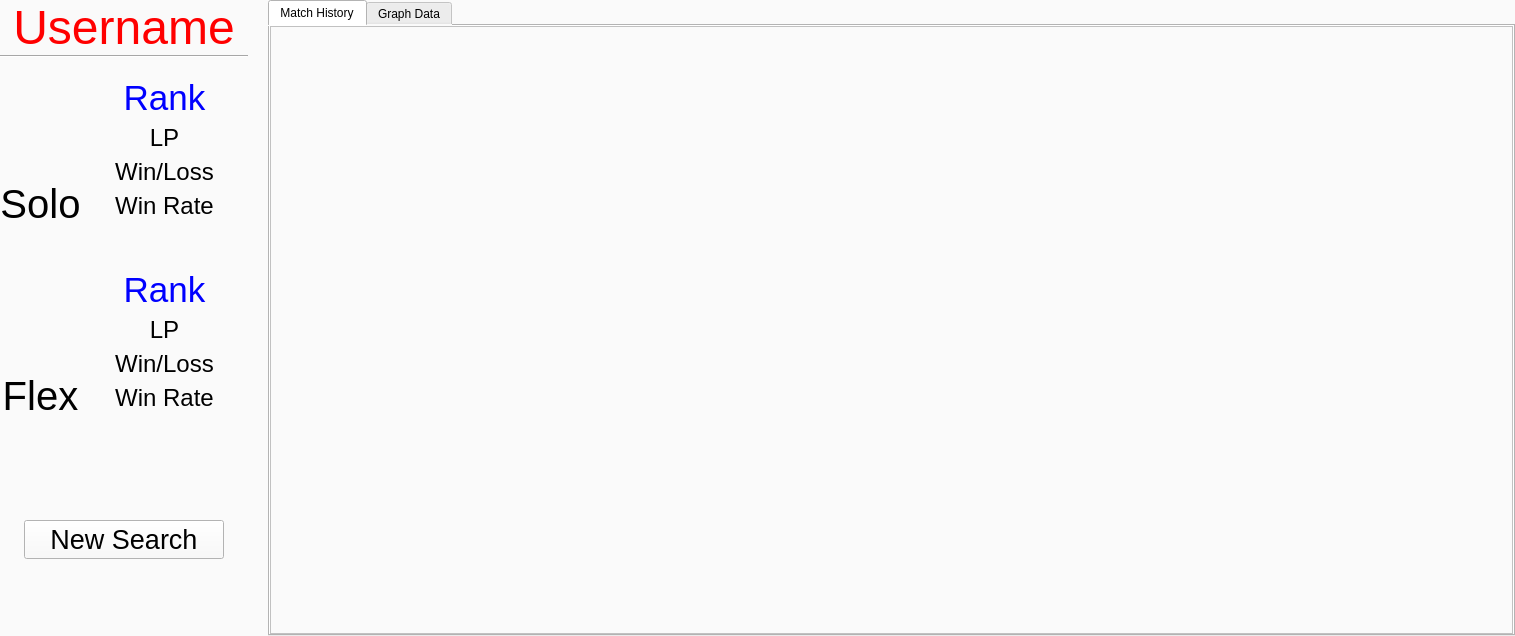
Qt form lolstats.ui (Wardrium/LoLStats) before a commit.
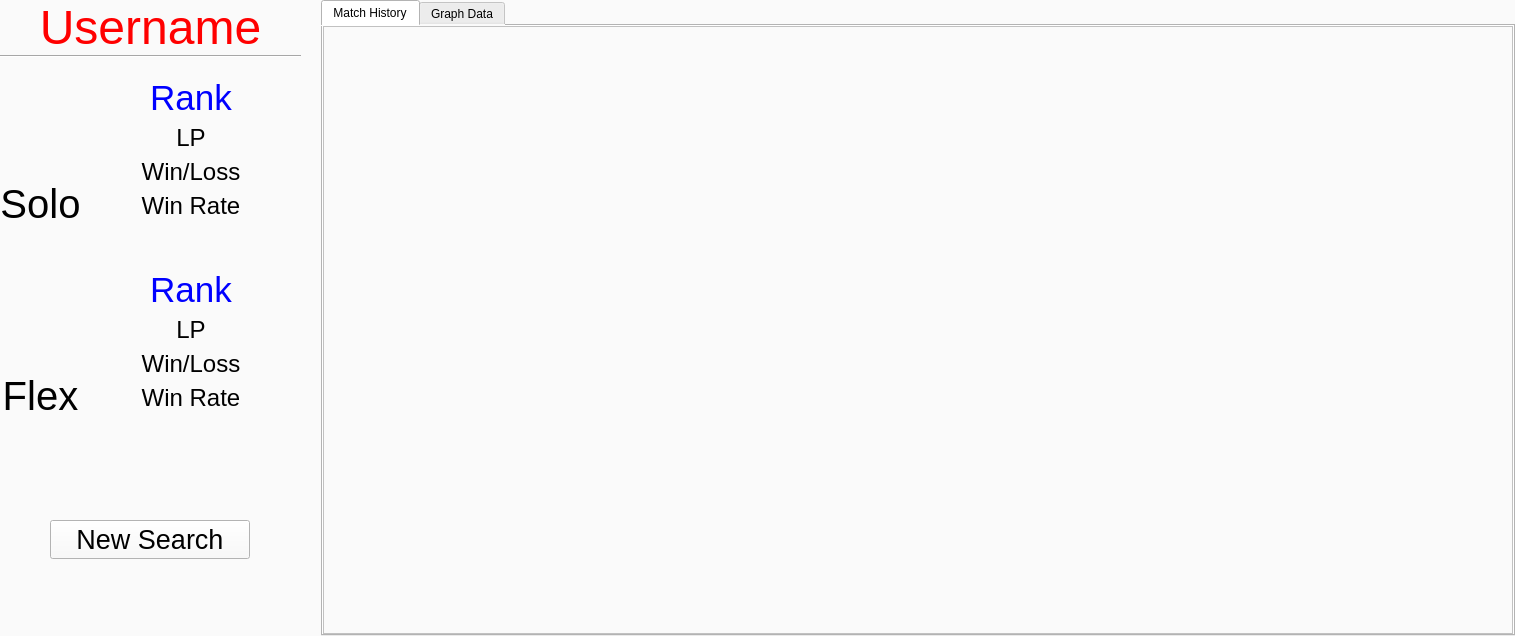
The same form after that commit. The open tabs and pages were chosen to show the change. Icons and pictures are not drawn.

The edit to the form file:
```diff
--- a/lolstats.ui
+++ b/lolstats.ui
@@ -320,19 +320,19 @@
                        <widget class="QLabel" name="soloRankLabel">
                         <property name="minimumSize">
                          <size>
-                          <width>167</width>
+                          <width>220</width>
                           <height>0</height>
                          </size>
                         </property>
                         <property name="maximumSize">
                          <size>
-                          <width>167</width>
+                          <width>220</width>
                           <height>16777215</height>
                          </size>
                         </property>
                         <property name="font">
                          <font>
-                          <pointsize>30</pointsize>
+                          <pointsize>28</pointsize>
                          </font>
                         </property>
                         <property name="text">
@@ -450,19 +450,19 @@
                         </property>
                         <property name="minimumSize">
                          <size>
-                          <width>167</width>
+                          <width>220</width>
                           <height>0</height>
                          </size>
                         </property>
                         <property name="maximumSize">
                          <size>
-                          <width>167</width>
+                          <width>220</width>
                           <height>16777215</height>
                          </size>
                         </property>
                         <property name="font">
                          <font>
-                          <pointsize>30</pointsize>
+                          <pointsize>28</pointsize>
                          </font>
                         </property>
                         <property name="text">
```
Left out of the diff: 6 changed lines with no effect on the pictures.
